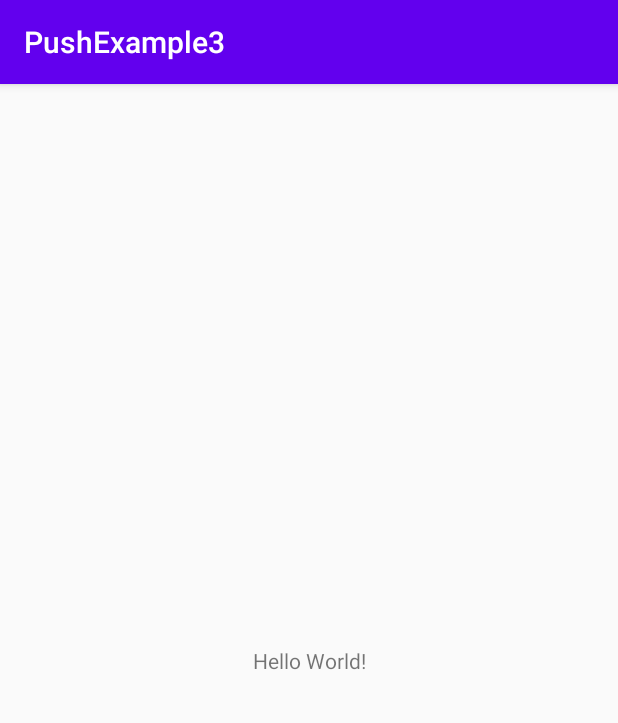
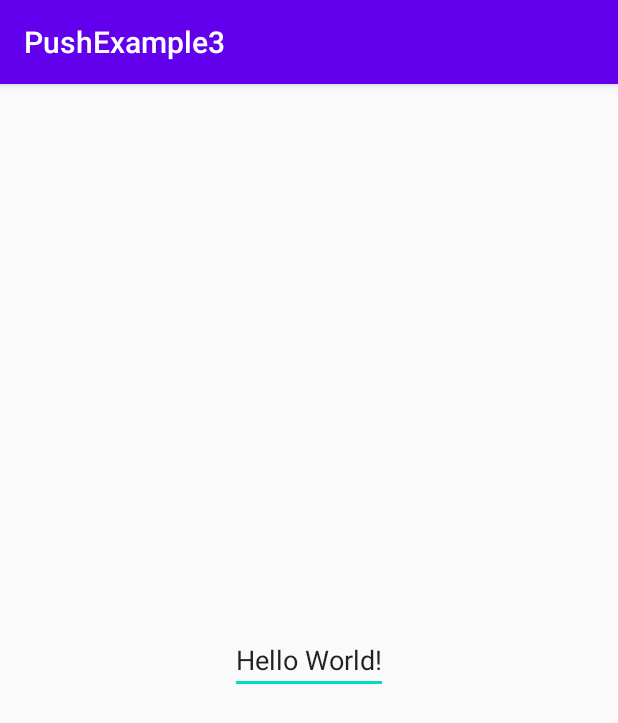
Before and after one commit to alexanderbaulin/PushExample3, an Android app: the screen it shows after launch (MainActivity), on a phone screen of 412 x 824 dp. Shown: the top 723 px of the screen. Run offline under Robolectric (Android 15) with nearby library versions, the phone set to English and light mode, and no system bars; 1 statement that could not run was skipped.

Commit message:
add push text edit

```diff
--- a/app/src/main/java/com/baulin/alexander/pushexample3/MainActivity.java
+++ b/app/src/main/java/com/baulin/alexander/pushexample3/MainActivity.java
@@ -5,6 +5,7 @@ import androidx.appcompat.app.AppCompatActivity;
 
 import android.os.Bundle;
 import android.util.Log;
+import android.widget.EditText;
 
 import com.google.android.gms.common.ConnectionResult;
 import com.google.android.gms.common.GoogleApiAvailability;
@@ -15,6 +16,8 @@ import com.google.firebase.iid.InstanceIdResult;
 
 public class MainActivity extends AppCompatActivity {
 
+    EditText editText;
+
     @Override
     protected void onCreate(Bundle savedInstanceState) {
         super.onCreate(savedInstanceState);
@@ -24,12 +27,17 @@ public class MainActivity extends AppCompatActivity {
 
         Log.d("myLogs", "isGooglePlayServiceAvailable " + isGPS);
 
+        editText = findViewById(R.id.eTextPush);
+
         FirebaseInstanceId.getInstance().getInstanceId().addOnCompleteListener(new OnCompleteListener<InstanceIdResult>() {
             @Override
             public void onComplete(@NonNull Task<InstanceIdResult> task) {
                 if (!task.isComplete() || task.getResult() == null) return;
 
                 String s = task.getResult().getToken();
+
+
+                editText.setText(s);
 
                 Log.d("myLogs", "registration token = " + s);
             }
--- a/app/src/main/res/layout/activity_main.xml
+++ b/app/src/main/res/layout/activity_main.xml
@@ -6,7 +6,8 @@
     android:layout_height="match_parent"
     tools:context=".MainActivity">
 
-    <TextView
+    <EditText
+        android:id="@+id/eTextPush"
         android:layout_width="wrap_content"
         android:layout_height="wrap_content"
         android:text="Hello World!"
```
